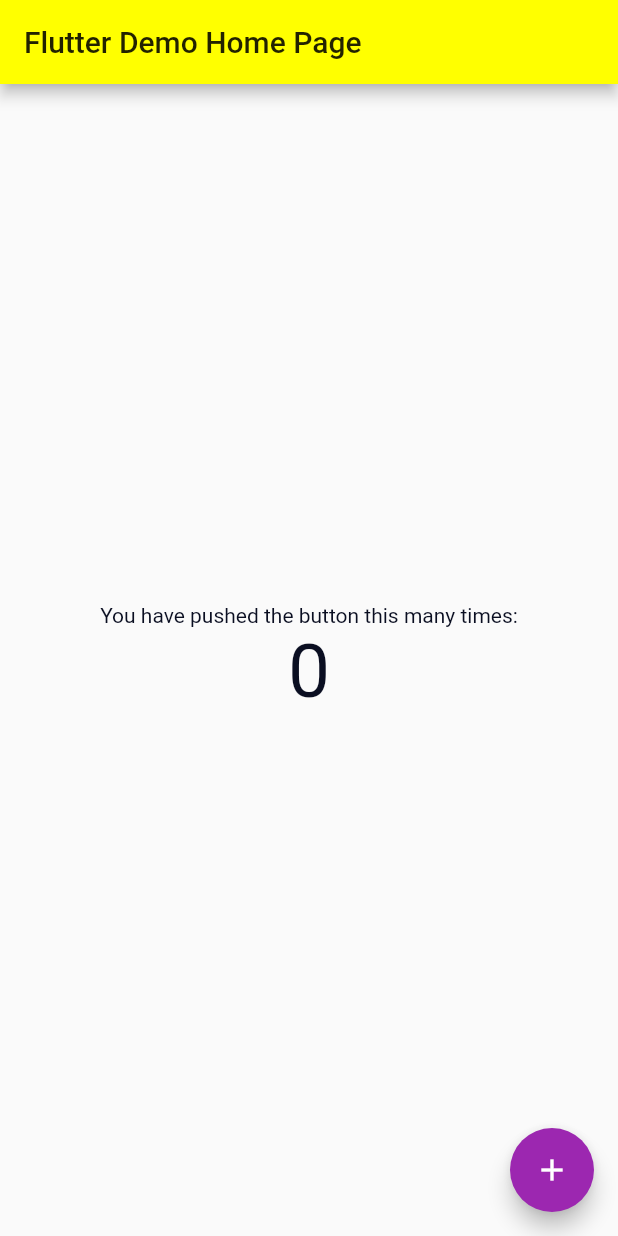
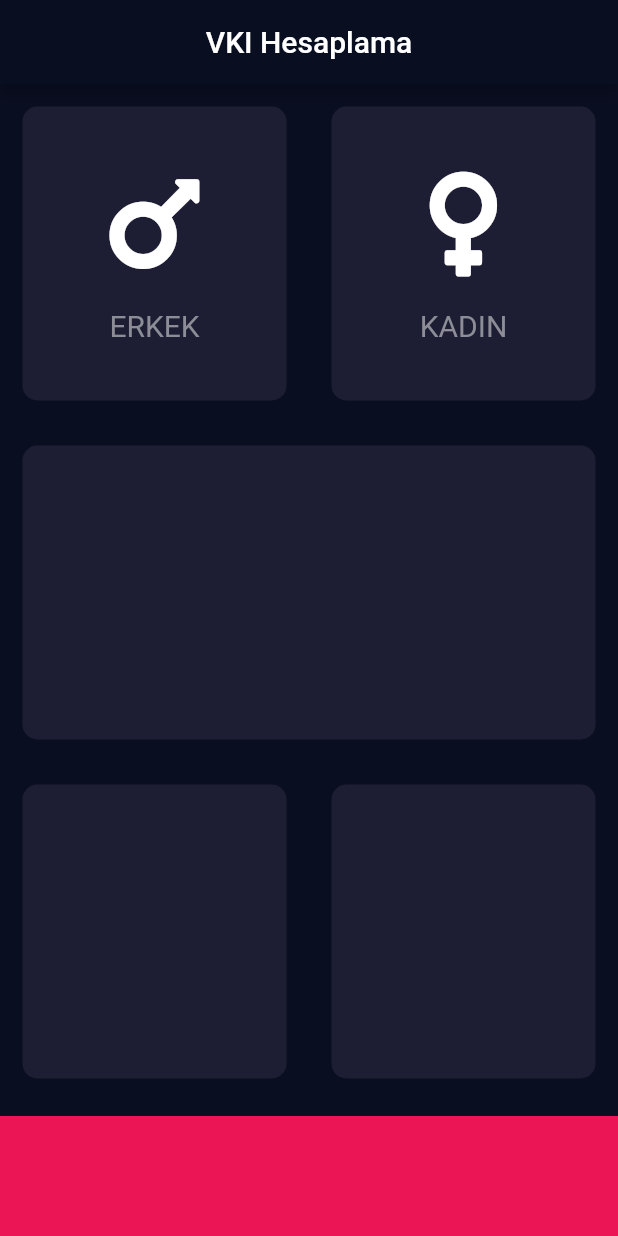
Before and after one commit to oktayakgul/vkihesaplama, a Flutter app: the screen it shows after launch, on a phone screen of 412 x 824 dp. Run offline on Flutter 3.47's test engine with Material 2 defaults, Android fonts, the phone set to English and light mode, and no system bars; our stand-ins replace font_awesome_flutter.

Commit message:
'til the gender buttons

```diff
--- /dev/null
+++ b/lib/icon_context.dart
@@ -0,0 +1,24 @@
+import 'package:flutter/material.dart';
+
+class IconContext extends StatelessWidget {
+  IconContext({this.itemTextString, this.itemIconData});
+
+  final String itemTextString;
+  final IconData itemIconData; //FontAwesomeIcons.mars, size: 80.0
+
+  @override
+  Widget build(BuildContext context) {
+    return Column(
+      mainAxisAlignment: MainAxisAlignment.center,
+      children: <Widget>[
+        Icon(itemIconData, size: 80.0),
+        SizedBox(height: 16),
+        Text(itemTextString,
+            style: (TextStyle(
+              fontSize: 20,
+              color: Color(0xFF8D8D98),
+            ))),
+      ],
+    );
+  }
+}
--- /dev/null
+++ b/lib/input_page.dart
@@ -0,0 +1,95 @@
+import 'package:flutter/cupertino.dart';
+import 'package:flutter/material.dart';
+import 'package:font_awesome_flutter/font_awesome_flutter.dart';
+import 'reusable_card.dart';
+import 'icon_context.dart';
+
+const bottomContainerHeight = 80.0;
+const activeCardColor = Color(0xFF1D1E33);
+const inActiceCardColor = Color(0xFF111E66);
+const selectedCardColor = Color(0xFF40415b);
+const bottomContainerColor = Color(0xFFEB1555);
+
+class InputPage extends StatefulWidget {
+  @override
+  _InputPageState createState() => _InputPageState();
+}
+
+enum Gender { female, male }
+
+class _InputPageState extends State<InputPage> {
+  Color maleCardColor = activeCardColor;
+  Color felameCardColor = activeCardColor;
+
+  // 0-female, 1-male
+  void changeGenderColor(Gender gender) {
+    if (gender == Gender.female) {
+      felameCardColor = selectedCardColor;
+      maleCardColor = activeCardColor;
+    } else if (gender == Gender.male) {
+      maleCardColor = selectedCardColor;
+      felameCardColor = activeCardColor;
+    }
+  }
+
+  @override
+  Widget build(BuildContext context) {
+    return Scaffold(
+        appBar: AppBar(
+          title: Center(child: Text("VKI Hesaplama")),
+        ),
+        body: Column(
+          children: <Widget>[
+            Expanded(
+                child: Row(
+              children: <Widget>[
+                Expanded(
+                    child: GestureDetector(
+                  onTap: () {
+                    setState(() {
+                      changeGenderColor(Gender.male);
+                    });
+                  },
+                  child: ReusableCard(
+                    colour: maleCardColor,
+                    cardChild: IconContext(
+                      itemTextString: "ERKEK",
+                      itemIconData: FontAwesomeIcons.mars,
+                    ),
+                  ),
+                )),
+                Expanded(
+                    child: GestureDetector(
+                  onTap: () {
+                    setState(() {
+                      changeGenderColor(Gender.female);
+                    });
+                  },
+                  child: ReusableCard(
+                    colour: felameCardColor,
+                    cardChild: IconContext(
+                        itemTextString: "KADIN",
+                        itemIconData: FontAwesomeIcons.venus),
+                  ),
+                ))
+              ],
+            )),
+            Expanded(child: ReusableCard(colour: activeCardColor)),
+            Expanded(
+              child: Row(
+                children: <Widget>[
+                  Expanded(child: ReusableCard(colour: activeCardColor)),
+                  Expanded(child: ReusableCard(colour: activeCardColor))
+                ],
+              ),
+            ),
+            Container(
+              color: bottomContainerColor,
+              margin: EdgeInsets.only(top: 10),
+              width: double.infinity,
+              height: bottomContainerHeight,
+            )
+          ],
+        ));
+  }
+}
--- a/lib/main.dart
+++ b/lib/main.dart
@@ -1,78 +1,17 @@
 import 'package:flutter/material.dart';
+import 'input_page.dart';
 
-void main() {
-  runApp(MyApp());
-}
+void main() => runApp(VKIHesaplama());
 
-class MyApp extends StatelessWidget {
-  // This widget is the root of your application.
+class VKIHesaplama extends StatelessWidget {
   @override
   Widget build(BuildContext context) {
     return MaterialApp(
-      title: 'Flutter Demo',
-      theme: ThemeData(
-        primaryColor: Colors.yellowAccent, //Color(0xFF0A0E21)
-        //scaffoldBackgroundColor: Color(0xFF0A0E21),
-        accentColor: Colors.purple,
-        textTheme: TextTheme(
-          body1: TextStyle(
-            color: Color(0xFF0A0E21),
-          ),
-          body2: TextStyle(
-            color: Color(0xFFFF00FF),
-          ),
-        ),
-        visualDensity: VisualDensity.adaptivePlatformDensity,
+      theme: ThemeData.dark().copyWith(
+        primaryColor: Color(0xFF0A0E21),
+        scaffoldBackgroundColor: Color(0xFF0A0E21),
       ),
-      home: MyHomePage(title: 'Flutter Demo Home Page'),
+      home: InputPage(),
     );
   }
 }
-
-class MyHomePage extends StatefulWidget {
-  MyHomePage({Key key, this.title}) : super(key: key);
-  final String title;
-  @override
-  _MyHomePageState createState() => _MyHomePageState();
-}
-
-class _MyHomePageState extends State<MyHomePage> {
-  int _counter = 0;
-
-  void _incrementCounter() {
-    setState(() {
-      _counter++;
-    });
-  }
-
-  @override
-  Widget build(BuildContext context) {
-    return Scaffold(
-      appBar: AppBar(
-        title: Text(widget.title),
-      ),
-      body: Center(
-        child: Column(
-          mainAxisAlignment: MainAxisAlignment.center,
-          children: <Widget>[
-            Text(
-              'You have pushed the button this many times:',
-            ),
-            Text(
-              '$_counter',
-              style: TextStyle(
-                color: Color(0xFF0A0E21),
-                fontSize: 50,
-              ), //Theme.of(context).textTheme.headline4,
-            ),
-          ],
-        ),
-      ),
-      floatingActionButton: FloatingActionButton(
-        onPressed: _incrementCounter,
-        tooltip: 'Increment',
-        child: Icon(Icons.add),
-      ), // This trailing comma makes auto-formatting nicer for build methods.
-    );
-  }
-}
--- /dev/null
+++ b/lib/reusable_card.dart
@@ -0,0 +1,23 @@
+import 'package:flutter/material.dart';
+
+class ReusableCard extends StatelessWidget {
+  //const ReusableCard({Key key}) : super(key: key);
+  //hey! keys are using with moving object, positions, games etc.
+  //go. When to use Keys on YouTube
+  ReusableCard({@required this.colour, this.cardChild});
+
+  final Color colour;
+  final Widget cardChild;
+
+  @override
+  Widget build(BuildContext context) {
+    return Container(
+      child: cardChild,
+      margin: EdgeInsets.all(15),
+      decoration: BoxDecoration(
+        color: colour,
+        borderRadius: BorderRadius.circular(10),
+      ),
+    );
+  }
+}
--- a/pubspec.yaml
+++ b/pubspec.yaml
@@ -28,6 +28,7 @@ dependencies:
   # The following adds the Cupertino Icons font to your application.
   # Use with the CupertinoIcons class for iOS style icons.
   cupertino_icons: ^0.1.3
+  font_awesome_flutter: ^8.4.0
 
 dev_dependencies:
   flutter_test:
```
Also changed, not shown: pubspec.lock, 1 other file.
